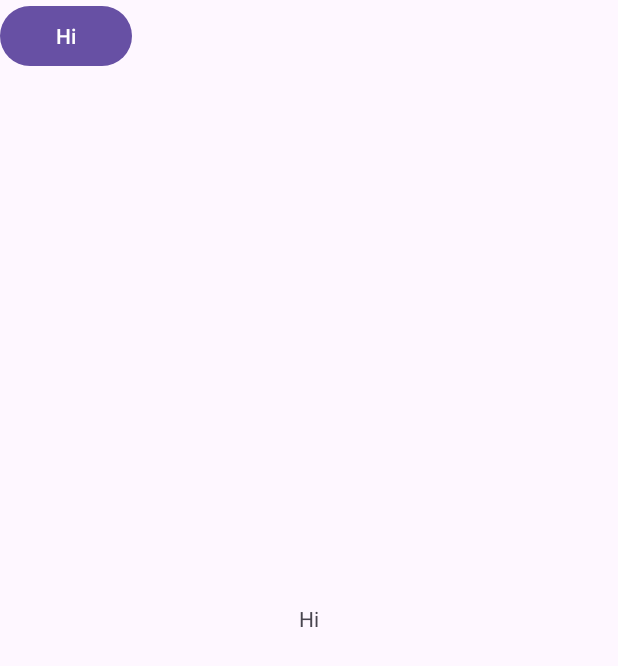
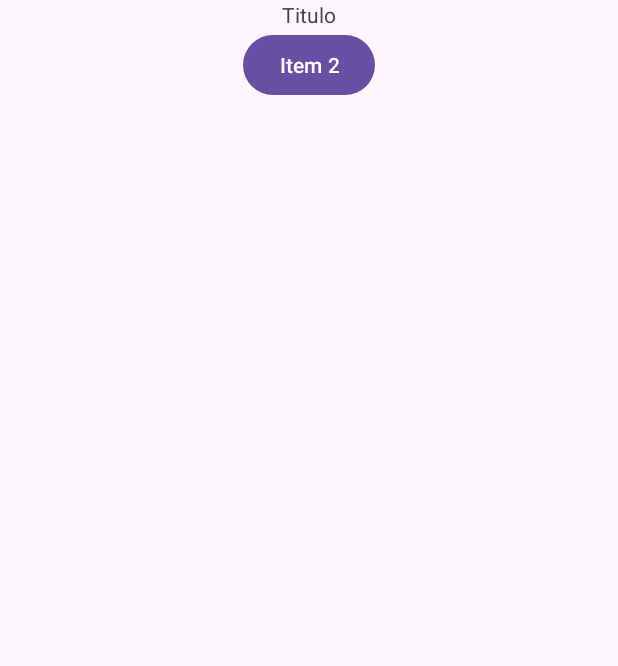
Before and after one commit to gabiadara/dispositivosMoveis, an Android app: the screen it shows after launch (MainActivity), on a phone screen of 412 x 824 dp. Shown: the top 666 px of the screen. Run offline under Robolectric (Android 15) with nearby library versions, the phone set to English and light mode, and no system bars.

Commit message:
ead layouts

```diff
--- a/app/src/main/res/layout/activity_main.xml
+++ b/app/src/main/res/layout/activity_main.xml
@@ -7,18 +7,28 @@
     android:layout_height="match_parent"
     tools:context=".MainActivity">
 
+    <androidx.constraintlayout.widget.ConstraintLayout
+        android:layout_width="match_parent"
+        android:layout_height="match_parent">
+
         <TextView
+            android:id="@+id/titulo"
             android:layout_width="wrap_content"
             android:layout_height="wrap_content"
-        android:text="@string/hello"
-        app:layout_constraintBottom_toBottomOf="parent"
+            android:text="Titulo"
             app:layout_constraintEnd_toEndOf="parent"
             app:layout_constraintStart_toStartOf="parent"
             app:layout_constraintTop_toTopOf="parent" />
 
         <Button
+            android:id="@+id/botao"
             android:layout_width="wrap_content"
             android:layout_height="wrap_content"
-        android:text="@string/hello" />
+            android:text="Item 2"
+            app:layout_constraintEnd_toEndOf="parent"
+            app:layout_constraintStart_toStartOf="parent"
+            app:layout_constraintTop_toBottomOf="@+id/titulo" />
 
     </androidx.constraintlayout.widget.ConstraintLayout>
+
+</androidx.constraintlayout.widget.ConstraintLayout>
```
Also changed, not shown: 1 other file. Lines whose indentation alone changed are shown as unchanged.
